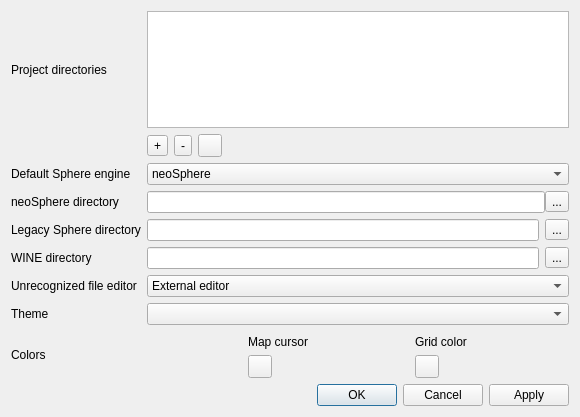
First picture: the form in ui/settingswindow.ui, repository Eggbertx/QtSphere-IDE, before the edit.
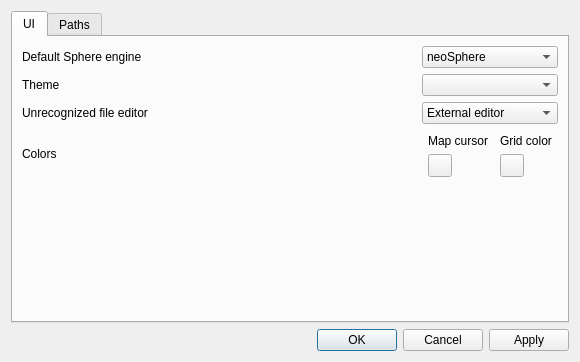
Second picture: the form after the edit. Icons and pictures are not drawn. Custom widgets are drawn as their Qt base class.

Commit message: Make settings window tabbed

```diff
--- a/ui/settingswindow.ui
+++ b/ui/settingswindow.ui
@@ -10,7 +10,7 @@
     <x>0</x>
     <y>0</y>
     <width>580</width>
-    <height>417</height>
+    <height>362</height>
    </rect>
   </property>
   <property name="minimumSize">
@@ -21,8 +21,8 @@
   </property>
   <property name="maximumSize">
    <size>
-    <width>580</width>
-    <height>432</height>
+    <width>16777215</width>
+    <height>16777215</height>
    </size>
   </property>
   <property name="windowTitle">
@@ -31,18 +31,58 @@
   <property name="modal">
    <bool>true</bool>
   </property>
+  <layout class="QGridLayout" name="gridLayout_3">
+   <item row="0" column="0">
+    <widget class="QTabWidget" name="tabWidget">
+     <property name="tabPosition">
+      <enum>QTabWidget::North</enum>
+     </property>
+     <property name="tabShape">
+      <enum>QTabWidget::Rounded</enum>
+     </property>
+     <property name="currentIndex">
+      <number>0</number>
+     </property>
+     <widget class="QWidget" name="ui_tab">
+      <attribute name="title">
+       <string>UI</string>
+      </attribute>
   <layout class="QGridLayout" name="gridLayout">
-   <property name="sizeConstraint">
-    <enum>QLayout::SizeConstraint::SetNoConstraint</enum>
-   </property>
-   <item row="2" column="0">
-    <widget class="QLabel" name="defaultEngine_lbl">
+       <item row="1" column="0">
+        <widget class="QLabel" name="theme_lbl">
+         <property name="text">
+          <string>Theme</string>
+         </property>
+        </widget>
+       </item>
+       <item row="3" column="0">
+        <widget class="QLabel" name="unrecognizedFileEditor_lbl">
      <property name="text">
-      <string>Default Sphere engine</string>
+          <string>Unrecognized file editor</string>
      </property>
     </widget>
    </item>
-   <item row="6" column="1">
+       <item row="4" column="0">
+        <widget class="QLabel" name="label">
+         <property name="text">
+          <string>Colors</string>
+         </property>
+        </widget>
+       </item>
+       <item row="5" column="0">
+        <spacer name="verticalSpacer">
+         <property name="orientation">
+          <enum>Qt::Vertical</enum>
+         </property>
+         <property name="sizeHint" stdset="0">
+          <size>
+           <width>20</width>
+           <height>40</height>
+          </size>
+         </property>
+        </spacer>
+       </item>
+       <item row="3" column="1">
     <widget class="QComboBox" name="unrecognizedFileEditor_combo">
      <item>
       <property name="text">
@@ -56,7 +96,136 @@
      </item>
     </widget>
    </item>
+       <item row="0" column="1">
+        <widget class="QComboBox" name="defaultEngine_combo">
+         <property name="toolTip">
+          <string>&lt;html&gt;&lt;head/&gt;&lt;body&gt;&lt;p&gt;If the legacy engine is chosen on a non-Windows OS and WINE is available, it will be used.&lt;/p&gt;&lt;/body&gt;&lt;/html&gt;</string>
+         </property>
+         <property name="currentText">
+          <string>neoSphere</string>
+         </property>
+         <item>
+          <property name="text">
+           <string>neoSphere</string>
+          </property>
+          <property name="icon">
+           <iconset resource="../qsires.qrc">
+            <normaloff>:/res/neosphere.png</normaloff>:/res/neosphere.png</iconset>
+          </property>
+         </item>
+         <item>
+          <property name="text">
+           <string>Sphere 1.x (legacy)</string>
+          </property>
+          <property name="icon">
+           <iconset resource="../qsires.qrc">
+            <normaloff>:/res/legacyengine.png</normaloff>:/res/legacyengine.png</iconset>
+          </property>
+         </item>
+        </widget>
+       </item>
+       <item row="0" column="0">
+        <widget class="QLabel" name="defaultEngine_lbl">
+         <property name="text">
+          <string>Default Sphere engine</string>
+         </property>
+        </widget>
+       </item>
    <item row="1" column="1">
+        <widget class="QComboBox" name="theme_combo"/>
+       </item>
+       <item row="4" column="1">
+        <layout class="QGridLayout" name="colorsLayout">
+         <property name="topMargin">
+          <number>4</number>
+         </property>
+         <property name="horizontalSpacing">
+          <number>6</number>
+         </property>
+         <item row="0" column="0">
+          <widget class="QLabel" name="mapCursor_lbl">
+           <property name="sizePolicy">
+            <sizepolicy hsizetype="Preferred" vsizetype="Preferred">
+             <horstretch>0</horstretch>
+             <verstretch>0</verstretch>
+            </sizepolicy>
+           </property>
+           <property name="frameShape">
+            <enum>QFrame::NoFrame</enum>
+           </property>
+           <property name="text">
+            <string>Map cursor</string>
+           </property>
+           <property name="scaledContents">
+            <bool>false</bool>
+           </property>
+           <property name="alignment">
+            <set>Qt::AlignCenter</set>
+           </property>
+          </widget>
+         </item>
+         <item row="2" column="1">
+          <widget class="ColorButton" name="gridColor_btn">
+           <property name="contextMenuPolicy">
+            <enum>Qt::CustomContextMenu</enum>
+           </property>
+           <property name="text">
+            <string/>
+           </property>
+          </widget>
+         </item>
+         <item row="0" column="1">
+          <widget class="QLabel" name="gridColor_lbl">
+           <property name="text">
+            <string>Grid color</string>
+           </property>
+           <property name="alignment">
+            <set>Qt::AlignCenter</set>
+           </property>
+          </widget>
+         </item>
+         <item row="2" column="0">
+          <widget class="ColorButton" name="mapCursorCol_btn">
+           <property name="contextMenuPolicy">
+            <enum>Qt::CustomContextMenu</enum>
+           </property>
+           <property name="text">
+            <string/>
+           </property>
+          </widget>
+         </item>
+        </layout>
+       </item>
+      </layout>
+     </widget>
+     <widget class="QWidget" name="paths_tab">
+      <attribute name="title">
+       <string>Paths</string>
+      </attribute>
+      <layout class="QGridLayout" name="gridLayout_2">
+       <item row="0" column="0">
+        <widget class="QLabel" name="projectDirectories_lbl">
+         <property name="text">
+          <string>Project directories</string>
+         </property>
+        </widget>
+       </item>
+       <item row="0" column="1">
+        <layout class="QVBoxLayout" name="verticalLayout">
+         <item>
+          <widget class="QListWidget" name="projectDirsList">
+           <property name="sizePolicy">
+            <sizepolicy hsizetype="Expanding" vsizetype="Fixed">
+             <horstretch>0</horstretch>
+             <verstretch>0</verstretch>
+            </sizepolicy>
+           </property>
+           <property name="sortingEnabled">
+            <bool>false</bool>
+           </property>
+          </widget>
+         </item>
+         <item>
     <layout class="QHBoxLayout" name="projectDirBtnsLayout">
      <item>
       <widget class="QToolButton" name="addDirButton">
@@ -112,65 +281,40 @@
      </item>
     </layout>
    </item>
-   <item row="0" column="1">
-    <widget class="QListWidget" name="projectDirsList">
-     <property name="sizePolicy">
-      <sizepolicy hsizetype="Expanding" vsizetype="Fixed">
-       <horstretch>0</horstretch>
-       <verstretch>0</verstretch>
-      </sizepolicy>
-     </property>
-     <property name="sortingEnabled">
-      <bool>false</bool>
-     </property>
-    </widget>
-   </item>
-   <item row="3" column="0">
+        </layout>
+       </item>
+       <item row="1" column="0">
     <widget class="QLabel" name="neoSphereDir_lbl">
      <property name="text">
       <string>neoSphere directory</string>
      </property>
     </widget>
    </item>
-   <item row="4" column="0">
+       <item row="1" column="1">
+        <layout class="QHBoxLayout" name="engineDirLayout">
+         <item>
+          <widget class="QLineEdit" name="neosphereDir_txt"/>
+         </item>
+         <item>
+          <widget class="QToolButton" name="neosphereDir_btn">
+           <property name="text">
+            <string>...</string>
+           </property>
+           <property name="icon">
+            <iconset theme="folder-open"/>
+           </property>
+          </widget>
+         </item>
+        </layout>
+       </item>
+       <item row="2" column="0">
     <widget class="QLabel" name="legacySphereDir_lbl">
      <property name="text">
       <string>Legacy Sphere directory</string>
      </property>
     </widget>
    </item>
-   <item row="5" column="1">
-    <layout class="QHBoxLayout" name="wineDir_layout">
-     <item>
-      <widget class="QLineEdit" name="wineDir_txt"/>
-     </item>
-     <item>
-      <widget class="QToolButton" name="wineDir_btn">
-       <property name="text">
-        <string>...</string>
-       </property>
-       <property name="icon">
-        <iconset theme="folder-open"/>
-       </property>
-      </widget>
-     </item>
-    </layout>
-   </item>
-   <item row="6" column="0">
-    <widget class="QLabel" name="unrecognizedFileEditor_lbl">
-     <property name="text">
-      <string>Unrecognized file editor</string>
-     </property>
-    </widget>
-   </item>
-   <item row="0" column="0">
-    <widget class="QLabel" name="projectDirectories_lbl">
-     <property name="text">
-      <string>Project directories</string>
-     </property>
-    </widget>
-   </item>
-   <item row="4" column="1">
+       <item row="2" column="1">
     <layout class="QHBoxLayout" name="horizontalLayout">
      <item>
       <widget class="QLineEdit" name="legacySphereDir_txt"/>
@@ -187,11 +331,15 @@
      </item>
     </layout>
    </item>
+       <item row="3" column="0">
+        <widget class="QLabel" name="wineDir_lbl">
+         <property name="text">
+          <string>WINE directory</string>
+         </property>
+        </widget>
+       </item>
    <item row="3" column="1">
-    <layout class="QHBoxLayout" name="engineDirLayout">
-     <property name="spacing">
-      <number>0</number>
-     </property>
+        <layout class="QHBoxLayout" name="wineDir_layout">
      <item>
       <widget class="QLineEdit" name="neosphereDir_txt"/>
      </item>
@@ -207,7 +355,11 @@
      </item>
     </layout>
    </item>
-   <item row="10" column="1">
+      </layout>
+     </widget>
+    </widget>
+   </item>
+   <item row="1" column="0">
     <widget class="QDialogButtonBox" name="buttonBox">
      <property name="standardButtons">
       <set>QDialogButtonBox::StandardButton::Apply|QDialogButtonBox::StandardButton::Cancel|QDialogButtonBox::StandardButton::Ok</set>
@@ -217,108 +369,6 @@
      </property>
     </widget>
    </item>
-   <item row="5" column="0">
-    <widget class="QLabel" name="wineDir_lbl">
-     <property name="text">
-      <string>WINE directory</string>
-     </property>
-    </widget>
-   </item>
-   <item row="8" column="0">
-    <widget class="QLabel" name="label">
-     <property name="text">
-      <string>Colors</string>
-     </property>
-    </widget>
-   </item>
-   <item row="8" column="1">
-    <layout class="QGridLayout" name="colorsLayout">
-     <property name="topMargin">
-      <number>4</number>
-     </property>
-     <property name="horizontalSpacing">
-      <number>6</number>
-     </property>
-     <item row="1" column="0">
-      <widget class="ColorButton" name="mapCursorCol_btn">
-       <property name="contextMenuPolicy">
-        <enum>Qt::ContextMenuPolicy::CustomContextMenu</enum>
-       </property>
-       <property name="text">
-        <string/>
-       </property>
-      </widget>
-     </item>
-     <item row="0" column="0">
-      <widget class="QLabel" name="mapCursor_lbl">
-       <property name="text">
-        <string>Map cursor</string>
-       </property>
-       <property name="alignment">
-        <set>Qt::AlignmentFlag::AlignCenter</set>
-       </property>
-      </widget>
-     </item>
-     <item row="0" column="1">
-      <widget class="QLabel" name="gridColor_lbl">
-       <property name="text">
-        <string>Grid color</string>
-       </property>
-       <property name="alignment">
-        <set>Qt::AlignmentFlag::AlignCenter</set>
-       </property>
-      </widget>
-     </item>
-     <item row="1" column="1">
-      <widget class="ColorButton" name="gridColor_btn">
-       <property name="contextMenuPolicy">
-        <enum>Qt::ContextMenuPolicy::CustomContextMenu</enum>
-       </property>
-       <property name="text">
-        <string/>
-       </property>
-      </widget>
-     </item>
-    </layout>
-   </item>
-   <item row="2" column="1">
-    <widget class="QComboBox" name="defaultEngine_combo">
-     <property name="toolTip">
-      <string>&lt;html&gt;&lt;head/&gt;&lt;body&gt;&lt;p&gt;If the legacy engine is chosen on a non-Windows OS and WINE is available, it will be used.&lt;/p&gt;&lt;/body&gt;&lt;/html&gt;</string>
-     </property>
-     <property name="currentText">
-      <string>neoSphere</string>
-     </property>
-     <item>
-      <property name="text">
-       <string>neoSphere</string>
-      </property>
-      <property name="icon">
-       <iconset resource="../qsires.qrc">
-        <normaloff>:/res/neosphere.png</normaloff>:/res/neosphere.png</iconset>
-      </property>
-     </item>
-     <item>
-      <property name="text">
-       <string>Sphere 1.x (legacy)</string>
-      </property>
-      <property name="icon">
-       <iconset resource="../qsires.qrc">
-        <normaloff>:/res/legacyengine.png</normaloff>:/res/legacyengine.png</iconset>
-      </property>
-     </item>
-    </widget>
-   </item>
-   <item row="7" column="0">
-    <widget class="QLabel" name="theme_lbl">
-     <property name="text">
-      <string>Theme</string>
-     </property>
-    </widget>
-   </item>
-   <item row="7" column="1">
-    <widget class="QComboBox" name="theme_combo"/>
-   </item>
   </layout>
  </widget>
  <customwidgets>
```
Left out of the diff: 10 changed lines with no effect on the pictures. Lines whose indentation alone changed are shown as unchanged.
